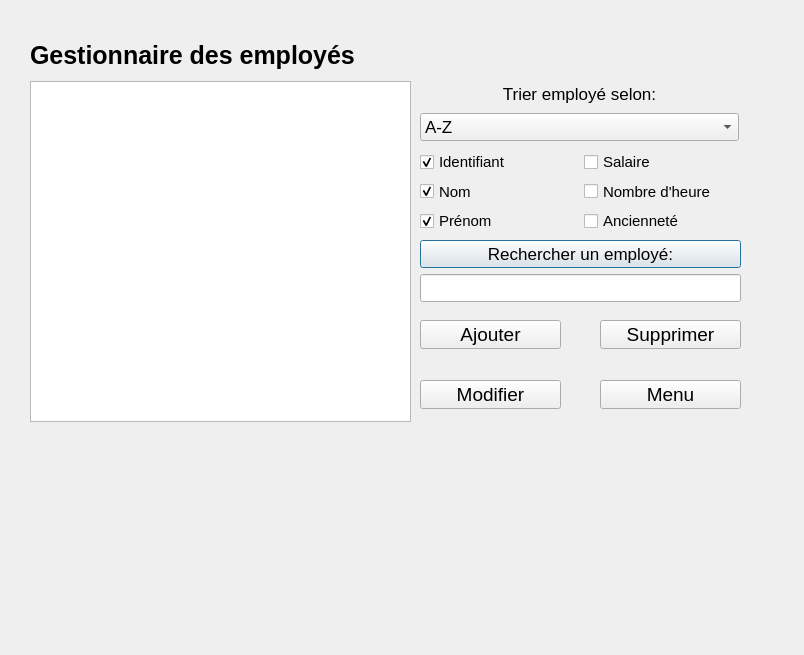
Above: UI/MenuEmploye.ui from LePerron/Application-gestion-employes-projet-session-2023 before the change. Below: the same form after it.
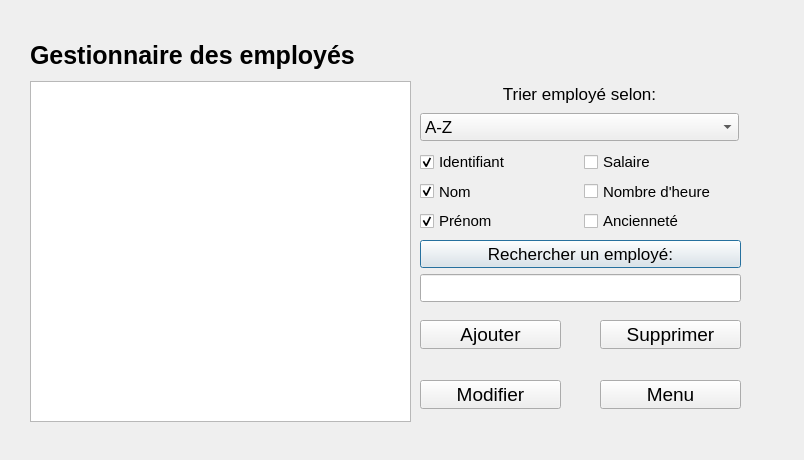
That is the form after the change.

The edit to the form file:
```diff
--- a/UI/MenuEmploye.ui
+++ b/UI/MenuEmploye.ui
@@ -7,7 +7,7 @@
     <x>0</x>
     <y>0</y>
     <width>804</width>
-    <height>655</height>
+    <height>460</height>
    </rect>
   </property>
   <property name="font">
```
